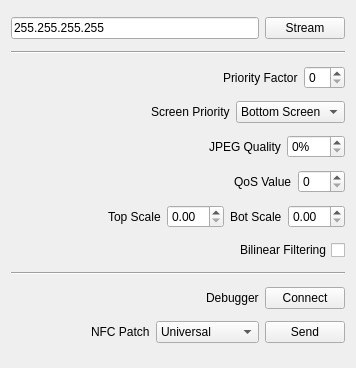
This is src/mainwindow.ui in BoltsJ/cuteNTR as Qt 5 draws it before an edit. The edited form follows.
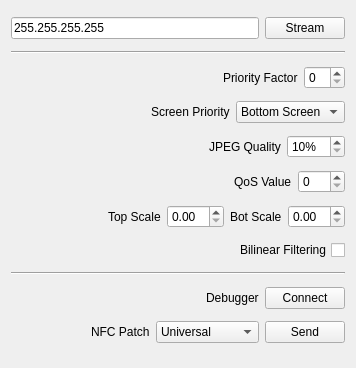
This is the edited form.

Patch:
```diff
--- a/src/mainwindow.ui
+++ b/src/mainwindow.ui
@@ -142,6 +142,9 @@
         <property name="maximum">
          <number>100</number>
         </property>
+        <property name="minimum">
+         <number>10</number>
+        </property>
        </widget>
       </item>
      </layout>
```
